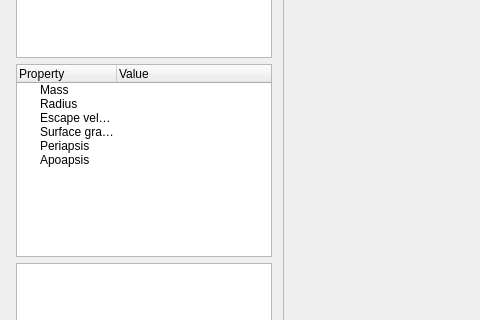
Before: the Qt Designer form Mercury/GameWindow.ui in appcrashwin7/Mercury, drawn with Qt 5; both pictures show x 0 to 480 and y 216 to 536 of the 929 by 688 pixel window.
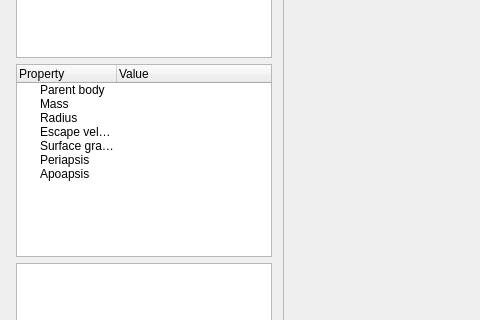
After: the same form once the commit is applied.

Commit message: fix error with CelestialBody::Parent value add new item to objectValues

Patch:
```diff
--- a/Mercury/GameWindow.ui
+++ b/Mercury/GameWindow.ui
@@ -203,6 +203,11 @@
          <string>Value</string>
         </property>
        </column>
+       <item>
+        <property name="text">
+         <string>Parent body</string>
+        </property>
+       </item>
        <item>
         <property name="text">
          <string>Mass</string>
```
Left out of the diff: 5 changed lines with no effect on the pictures. The commit also changes 3 other files.
